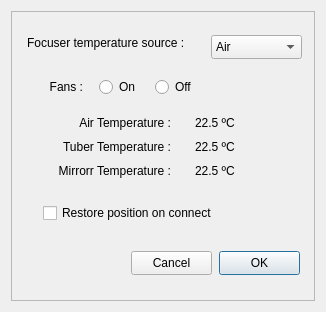
Before: the Qt Designer form CCA.ui in rpineau/CCA, drawn with Qt 5.
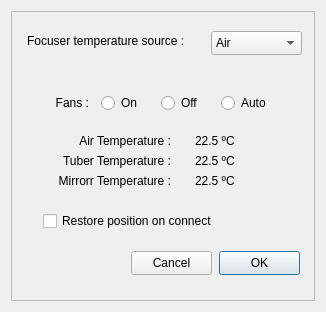
After: the same form once the commit is applied. Custom widgets are drawn as their Qt base class.

The edit to the form file:
```diff
--- a/CCA.ui
+++ b/CCA.ui
@@ -94,9 +94,9 @@
       <property name="geometry">
        <rect>
         <x>16</x>
-        <y>24</y>
+        <y>20</y>
         <width>184</width>
-        <height>16</height>
+        <height>20</height>
        </rect>
       </property>
       <property name="text">
@@ -107,7 +107,7 @@
       <property name="geometry">
        <rect>
         <x>200</x>
-        <y>24</y>
+        <y>20</y>
         <width>91</width>
         <height>24</height>
        </rect>
@@ -131,8 +131,8 @@
      <widget class="QRadioButton" name="radioButton">
       <property name="geometry">
        <rect>
-        <x>88</x>
-        <y>64</y>
+        <x>90</x>
+        <y>80</y>
         <width>48</width>
         <height>24</height>
        </rect>
@@ -144,8 +144,8 @@
      <widget class="QRadioButton" name="radioButton_2">
       <property name="geometry">
        <rect>
-        <x>144</x>
-        <y>64</y>
+        <x>150</x>
+        <y>80</y>
         <width>48</width>
         <height>24</height>
        </rect>
@@ -157,8 +157,8 @@
      <widget class="QLabel" name="label_2">
       <property name="geometry">
        <rect>
-        <x>24</x>
-        <y>64</y>
+        <x>30</x>
+        <y>80</y>
         <width>48</width>
         <height>24</height>
        </rect>
@@ -174,9 +174,9 @@
       <property name="geometry">
        <rect>
         <x>16</x>
-        <y>104</y>
+        <y>120</y>
         <width>144</width>
-        <height>16</height>
+        <height>20</height>
        </rect>
       </property>
       <property name="text">
@@ -190,9 +190,9 @@
       <property name="geometry">
        <rect>
         <x>16</x>
-        <y>128</y>
+        <y>140</y>
         <width>144</width>
-        <height>16</height>
+        <height>20</height>
        </rect>
       </property>
       <property name="text">
@@ -206,9 +206,9 @@
       <property name="geometry">
        <rect>
         <x>16</x>
-        <y>152</y>
+        <y>160</y>
         <width>144</width>
-        <height>16</height>
+        <height>20</height>
        </rect>
       </property>
       <property name="text">
@@ -222,9 +222,9 @@
       <property name="geometry">
        <rect>
         <x>184</x>
-        <y>104</y>
+        <y>120</y>
         <width>60</width>
-        <height>16</height>
+        <height>20</height>
        </rect>
       </property>
       <property name="text">
@@ -235,9 +235,9 @@
       <property name="geometry">
        <rect>
         <x>184</x>
-        <y>128</y>
+        <y>140</y>
         <width>60</width>
-        <height>16</height>
+        <height>20</height>
        </rect>
       </property>
       <property name="text">
@@ -248,9 +248,9 @@
       <property name="geometry">
        <rect>
         <x>184</x>
-        <y>152</y>
+        <y>160</y>
         <width>60</width>
-        <height>16</height>
+        <height>20</height>
        </rect>
       </property>
       <property name="text">
@@ -261,7 +261,7 @@
       <property name="geometry">
        <rect>
         <x>32</x>
-        <y>192</y>
+        <y>200</y>
         <width>200</width>
         <height>20</height>
        </rect>
@@ -270,6 +270,19 @@
        <string>Restore position on connect</string>
       </property>
      </widget>
+     <widget class="QRadioButton" name="radioButton_3">
+      <property name="geometry">
+       <rect>
+        <x>210</x>
+        <y>80</y>
+        <width>70</width>
+        <height>24</height>
+       </rect>
+      </property>
+      <property name="text">
+       <string>Auto</string>
+      </property>
+     </widget>
     </widget>
    </item>
   </layout>
```
